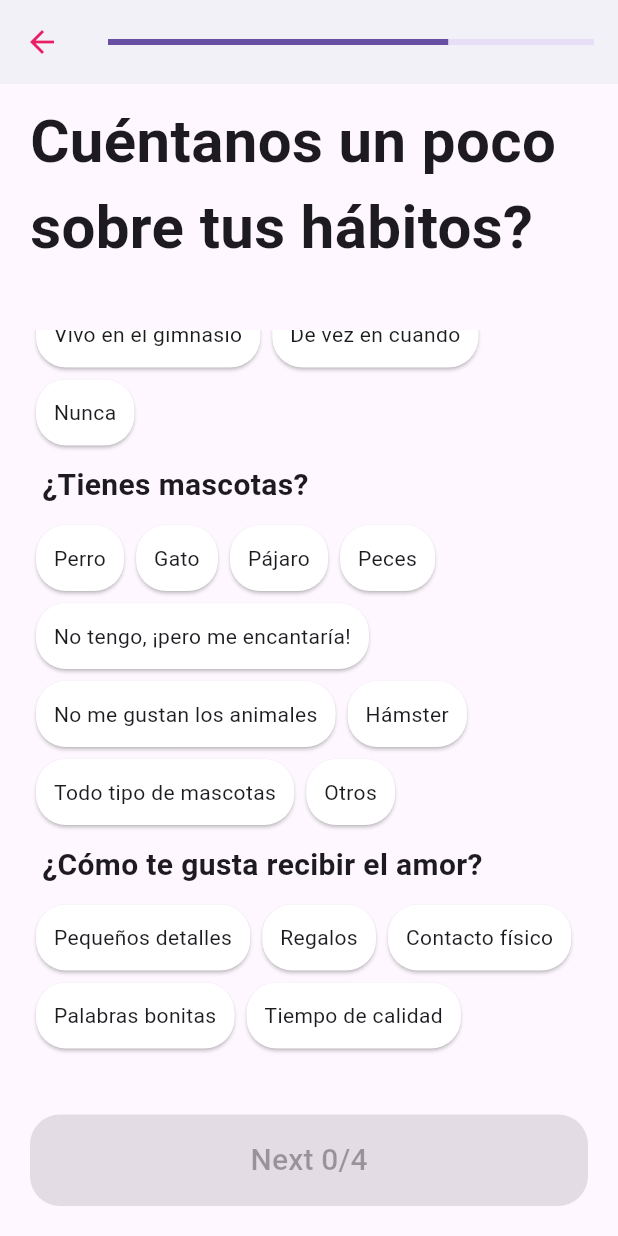
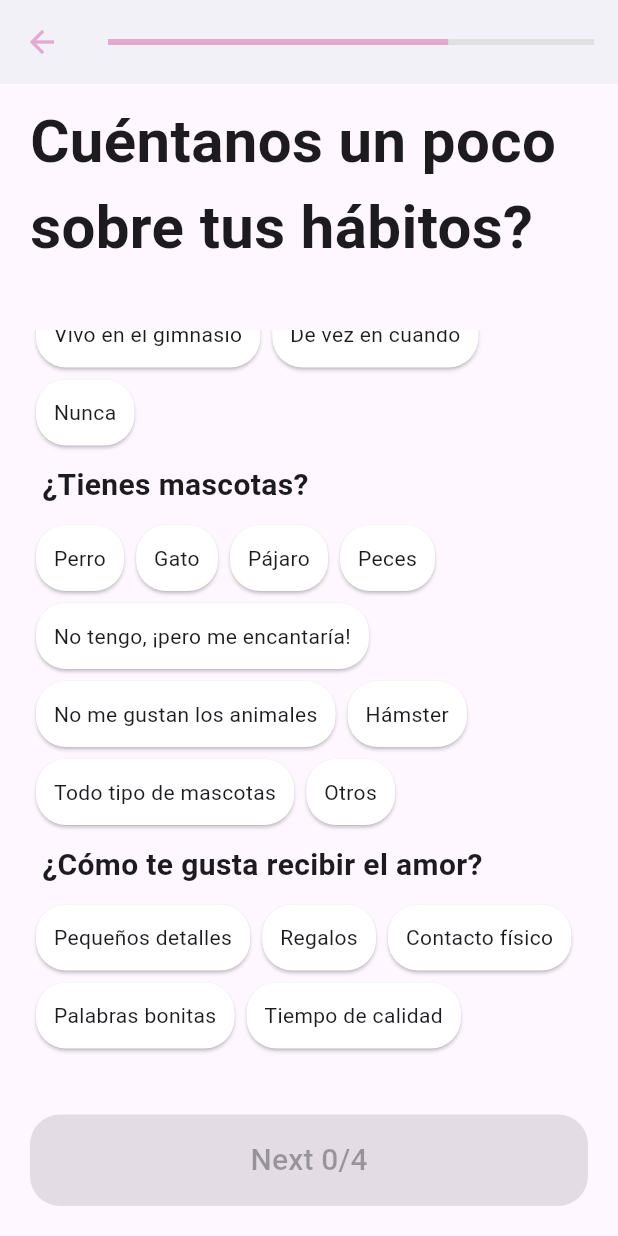
Before and after one commit to Brianpppp/proyecto_match, a Flutter app: the PreguntasUsuario3 screen opened directly, scrolled down 269 dp, on a phone screen of 412 x 824 dp. Run offline on Flutter 3.47's test engine with Material 3 defaults, Android fonts, the light colour scheme and no system bars; our stand-ins replace cloud_firestore, firebase_auth, firebase_core; accounts and stored records are empty.

Commit message:
colores del formulario

```diff
--- a/lib/screens/preguntas_usuario3.dart
+++ b/lib/screens/preguntas_usuario3.dart
@@ -89,11 +89,15 @@ class _PreguntasUsuario3State extends State<PreguntasUsuario3>
           onPressed: () {
             Navigator.pop(context);
           },
-          color: Colors.pink,
+          color: Color.fromRGBO(226, 169, 209, 1.0), // Usando el mismo color
         ),
         title: LinearProgressIndicator(
           value: _progressValue,
           semanticsLabel: 'Linear progress indicator',
+          backgroundColor: Colors.grey[300], // Color de fondo de la barra de progreso
+          valueColor: AlwaysStoppedAnimation<Color>(
+            Color.fromRGBO(226, 169, 209, 1.0), // Color de la barra de progreso
+          ),
         ),
       ),
       body: Padding(
@@ -142,7 +146,7 @@ class _PreguntasUsuario3State extends State<PreguntasUsuario3>
                                   borderRadius: BorderRadius.circular(20.0),
                                 ),
                                 color: _selectedIndexes[index] == opciones[index].indexOf(opcion)
-                                    ? Color.fromRGBO(226, 50, 42, 1)
+                                    ? Color.fromRGBO(226, 169, 209, 1.0)
                                     : Colors.white,
                                 child: Padding(
                                   padding: EdgeInsets.all(12.0),
@@ -180,7 +184,7 @@ class _PreguntasUsuario3State extends State<PreguntasUsuario3>
                 shape: RoundedRectangleBorder(
                   borderRadius: BorderRadius.circular(20),
                 ),
-                backgroundColor: _isButtonEnabled() ? Colors.pink : Colors.grey,
+                backgroundColor: _isButtonEnabled() ? Color.fromRGBO(226, 169, 209, 1.0) : Colors.grey,
               ),
               child: Text(
                 _selectedIndexes.contains(-1)
```
Also changed, not shown: lib/screens/login_registro_screen.dart (+15 -1 lines), lib/screens/preguntas_usuario.dart (+7 -2 lines), lib/screens/preguntas_usuario2.dart (+8 -4 lines), lib/screens/preguntas_usuario4.dart (+7 -3 lines).
